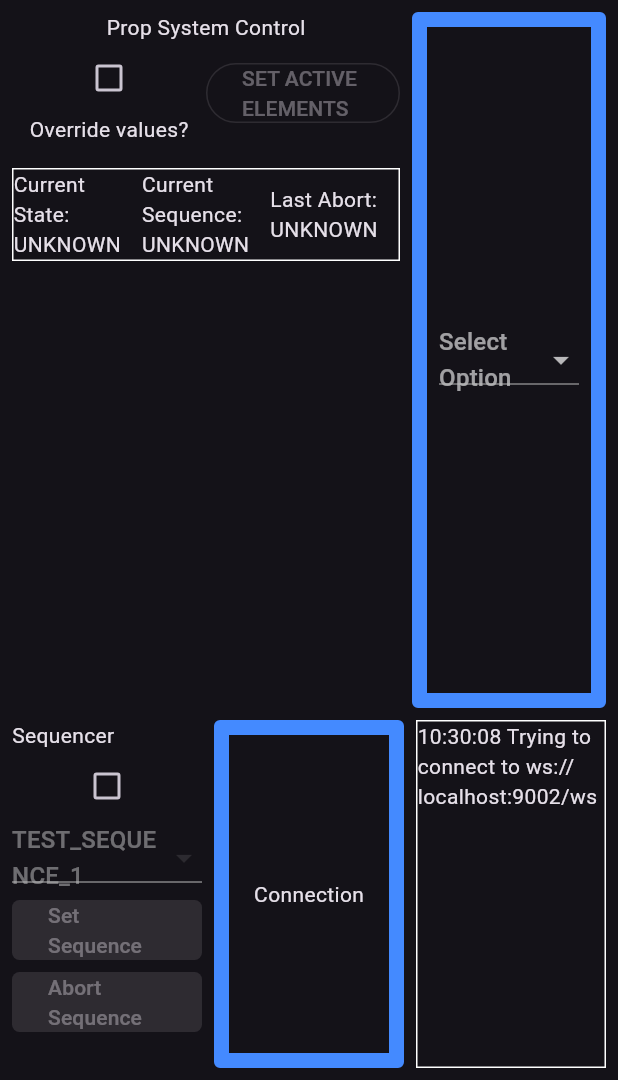
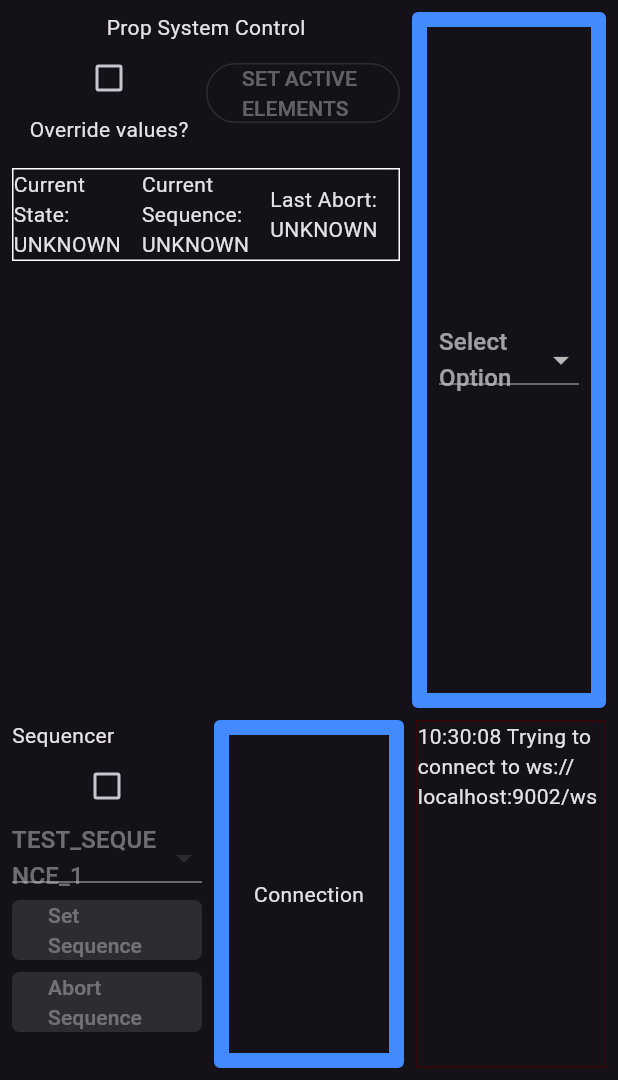
Before and after one commit to AerospaceNU/flutter_groundstation, a Flutter app: the screen it shows after launch, tab 4 chosen, on a phone screen of 412 x 824 dp, the part 156-1236 px from its top. Run offline on Flutter 3.47's test engine with Material 3 defaults, Android fonts, the phone set to English and light mode, and no system bars; our stand-ins replace auto_size_text, fl_chart, flutter_map, latlong2, qr_flutter; missing offline and left inert: flutter_libserialport, matrices, show_fps, usb_serial; network calls fail; statements that could not run were skipped.

```diff
--- a/lib/widgets/prop_log_widget.dart
+++ b/lib/widgets/prop_log_widget.dart
@@ -3,6 +3,8 @@ import 'base_widget.dart';
 import 'package:web_socket_channel/web_socket_channel.dart';
 import 'package:web_socket_channel/status.dart' as status;
 import 'package:intl/intl.dart';
+import 'dart:convert';
+
 
 class PropLogWidget extends StatefulWidget {
   const PropLogWidget({super.key});
@@ -42,7 +44,13 @@ class CommandData extends StatelessWidget {
 
   @override
   Widget build(BuildContext context) {
-    return Text(data);
+    dynamic dataJson = jsonDecode(this.data);
+    String commandType = dataJson["command"];
+    int timeStamp = dataJson["timeStamp"];
+    var date = DateTime.fromMillisecondsSinceEpoch(timeStamp * 1000);
+
+
+    return Text("${DateFormat('kk:mm:ss').format(date)} $commandType");
   }
 }
 
@@ -69,7 +77,7 @@ class _PropLogWidgetState extends BaseWidgetState<PropLogWidget> {
     return Scaffold(
       body: Container(
         decoration: BoxDecoration(
-        border: Border.all(color: Colors.white)
+        border: Border.all(color: const Color.fromARGB(255, 57, 6, 6))
         ),
             child: Column(children: [
         StreamBuilder(
@@ -87,18 +95,18 @@ class _PropLogWidgetState extends BaseWidgetState<PropLogWidget> {
       );
     }
 
-  /*
-    Future<List<Widget>> buildLog () async {
-      while (!snapshot.hasData) {
-        logWidget.add(Container(
-            child:
-            Text("${DateFormat('kk:mm:ss').format(DateTime.now())} Trying to connect to $url\n"),
-            )
-        );
-      }
-      return logWidget;
-    }
-    */
+
+    // Future<List<Widget>> buildLog () async {
+    //   while (!snapshot.hasData) {
+    //     logWidget.add(Container(
+    //         child:
+    //         Text("${DateFormat('kk:mm:ss').format(DateTime.now())} Trying to connect to $url\n"),
+    //         )
+    //     );
+    //   }
+    //   return logWidget;
+    // }
+
 }
 
     /* hypoethetically this is how you would send data
```
